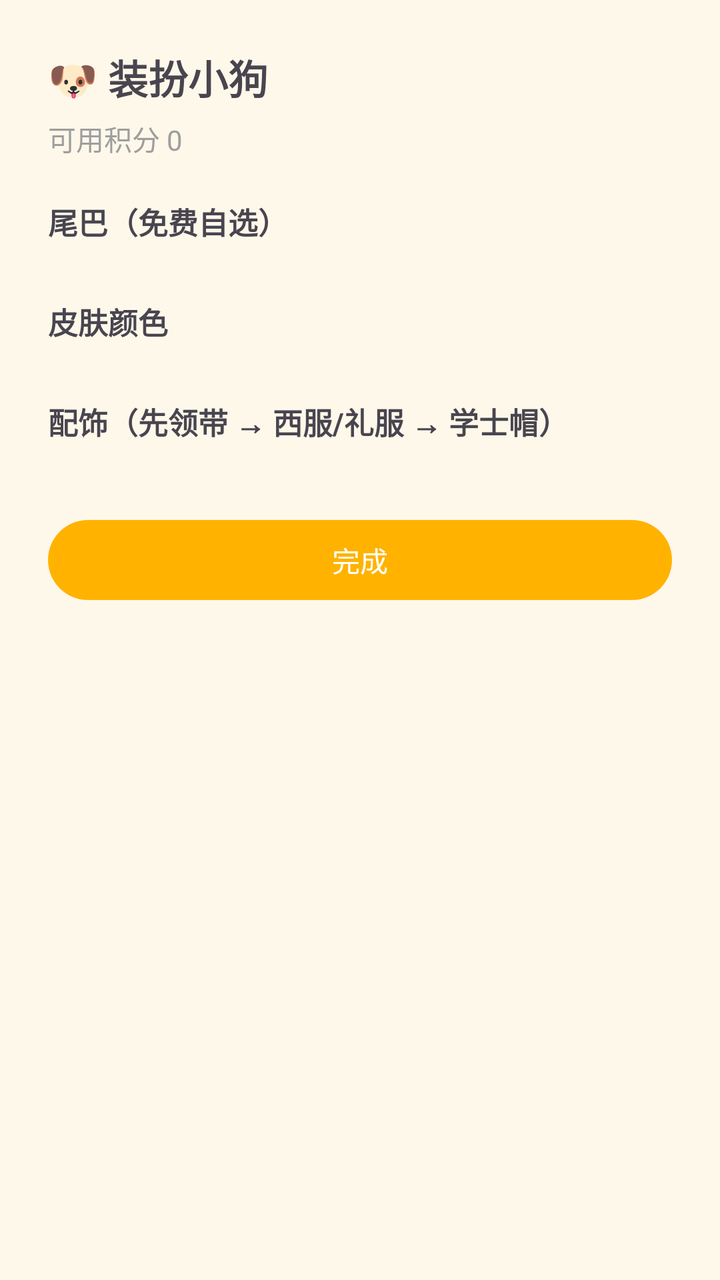
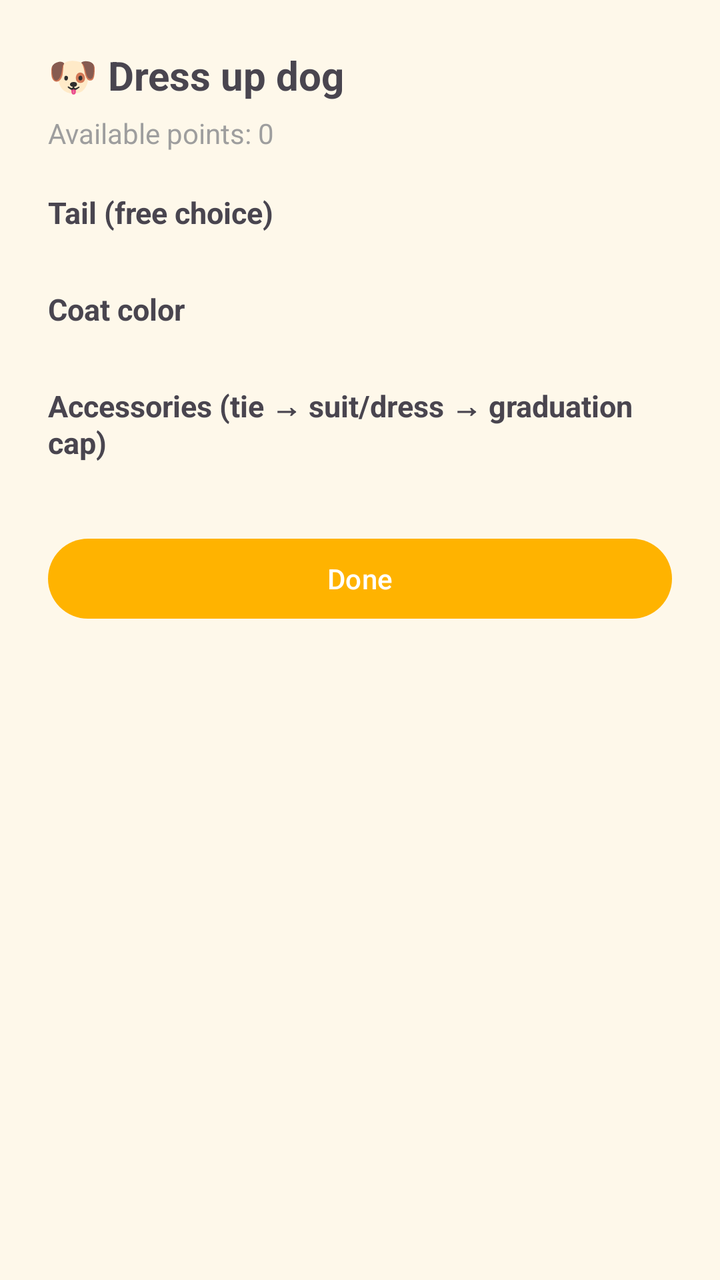

The first picture is an Android layout as it rendered before a commit; the second is the same layout after the commit. The layout source and the unified diff follow.
<!-- AndroidManifest.xml: application theme Theme.FocusPets -->
<!-- res/layout/dialog_dog_wardrobe.xml -->
<?xml version="1.0" encoding="utf-8"?>
<ScrollView xmlns:android="http://schemas.android.com/apk/res/android"
    android:layout_width="match_parent"
    android:layout_height="wrap_content">

    <LinearLayout
        android:layout_width="match_parent"
        android:layout_height="wrap_content"
        android:orientation="vertical"
        android:padding="24dp">

        <TextView
            android:layout_width="wrap_content"
            android:layout_height="wrap_content"
            android:text="🐶 装扮小狗"
            android:textSize="20sp"
            android:textStyle="bold" />

        <TextView
            android:id="@+id/tv_points"
            android:layout_width="wrap_content"
            android:layout_height="wrap_content"
            android:layout_marginTop="6dp"
            android:text="可用积分 0"
            android:textColor="@color/text_hint"
            android:textSize="14sp" />

        <TextView
            android:layout_width="wrap_content"
            android:layout_height="wrap_content"
            android:layout_marginTop="20dp"
            android:text="尾巴（免费自选）"
            android:textSize="15sp"
            android:textStyle="bold" />

        <GridLayout
            android:id="@+id/grid_tails"
            android:layout_width="match_parent"
            android:layout_height="wrap_content"
            android:layout_marginTop="10dp"
            android:columnCount="2" />

        <TextView
            android:layout_width="wrap_content"
            android:layout_height="wrap_content"
            android:layout_marginTop="18dp"
            android:text="皮肤颜色"
            android:textSize="15sp"
            android:textStyle="bold" />

        <GridLayout
            android:id="@+id/grid_colors"
            android:layout_width="match_parent"
            android:layout_height="wrap_content"
            android:layout_marginTop="10dp"
            android:columnCount="3" />

        <TextView
            android:layout_width="wrap_content"
            android:layout_height="wrap_content"
            android:layout_marginTop="18dp"
            android:text="配饰（先领带 → 西服/礼服 → 学士帽）"
            android:textSize="15sp"
            android:textStyle="bold" />

        <LinearLayout
            android:id="@+id/container_outfit"
            android:layout_width="match_parent"
            android:layout_height="wrap_content"
            android:layout_marginTop="10dp"
            android:orientation="horizontal" />

        <TextView
            android:id="@+id/tv_cap_hint"
            android:layout_width="wrap_content"
            android:layout_height="wrap_content"
            android:layout_marginTop="6dp"
            android:text=""
            android:textColor="@color/text_hint"
            android:textSize="12sp"
            android:visibility="gone" />

        <Button
            android:id="@+id/btn_close"
            android:layout_width="match_parent"
            android:layout_height="wrap_content"
            android:layout_marginTop="24dp"
            android:text="完成" />
    </LinearLayout>
</ScrollView>
<!-- resources referenced by this layout -->
<resources>
  <color name="text_hint">#9E9E9E</color>
  <style name="Theme.FocusPets" parent="Theme.Material3.DayNight.NoActionBar">
          
          <item name="android:windowBackground">@color/page_background</item>
          <item name="android:colorBackground">@color/page_background</item>
          
          <item name="colorPrimary">@color/cat_accent</item>
          <item name="colorPrimaryContainer">@color/cat_accent</item>
          <item name="colorOnPrimary">#FFFFFF</item>
          
          <item name="android:statusBarColor">@color/page_background</item>
          <item name="android:navigationBarColor">@color/page_background</item>
          <item name="android:windowLightStatusBar">true</item>
      </style>
  <color name="page_background">#FEF8EA</color>
  <color name="cat_accent">#FFB300</color>
</resources>

<!-- the commit's change to res/layout/dialog_dog_wardrobe.xml (unified diff, before → after) -->
@@ -12,7 +12,7 @@
         <TextView
             android:layout_width="wrap_content"
             android:layout_height="wrap_content"
-            android:text="🐶 装扮小狗"
+            android:text="@string/ui_148"
             android:textSize="20sp"
             android:textStyle="bold" />
 
@@ -21,7 +21,7 @@
             android:layout_width="wrap_content"
             android:layout_height="wrap_content"
             android:layout_marginTop="6dp"
-            android:text="可用积分 0"
+            android:text="@string/ui_051"
             android:textColor="@color/text_hint"
             android:textSize="14sp" />
 
@@ -29,7 +29,7 @@
             android:layout_width="wrap_content"
             android:layout_height="wrap_content"
             android:layout_marginTop="20dp"
-            android:text="尾巴（免费自选）"
+            android:text="@string/ui_061"
             android:textSize="15sp"
             android:textStyle="bold" />
 
@@ -44,7 +44,7 @@
             android:layout_width="wrap_content"
             android:layout_height="wrap_content"
             android:layout_marginTop="18dp"
-            android:text="皮肤颜色"
+            android:text="@string/ui_103"
             android:textSize="15sp"
             android:textStyle="bold" />
 
@@ -59,7 +59,7 @@
             android:layout_width="wrap_content"
             android:layout_height="wrap_content"
             android:layout_marginTop="18dp"
-            android:text="配饰（先领带 → 西服/礼服 → 学士帽）"
+            android:text="@string/ui_132"
             android:textSize="15sp"
             android:textStyle="bold" />
 
@@ -85,6 +85,6 @@
             android:layout_width="match_parent"
             android:layout_height="wrap_content"
             android:layout_marginTop="24dp"
-            android:text="完成" />
+            android:text="@string/ui_057" />
     </LinearLayout>
 </ScrollView>
<!-- resource entries referenced after the edit -->
@@ -1,6 +1,12 @@
 <!-- resources referenced by this layout -->
 <resources>
   <color name="text_hint">#9E9E9E</color>
+  <string name="ui_051">Available points: 0</string>
+  <string name="ui_057">Done</string>
+  <string name="ui_061">Tail (free choice)</string>
+  <string name="ui_103">Coat color</string>
+  <string name="ui_132">Accessories (tie → suit/dress → graduation cap)</string>
+  <string name="ui_148">🐶 Dress up dog</string>
   <style name="Theme.FocusPets" parent="Theme.Material3.DayNight.NoActionBar">
           
           <item name="android:windowBackground">@color/page_background</item>
